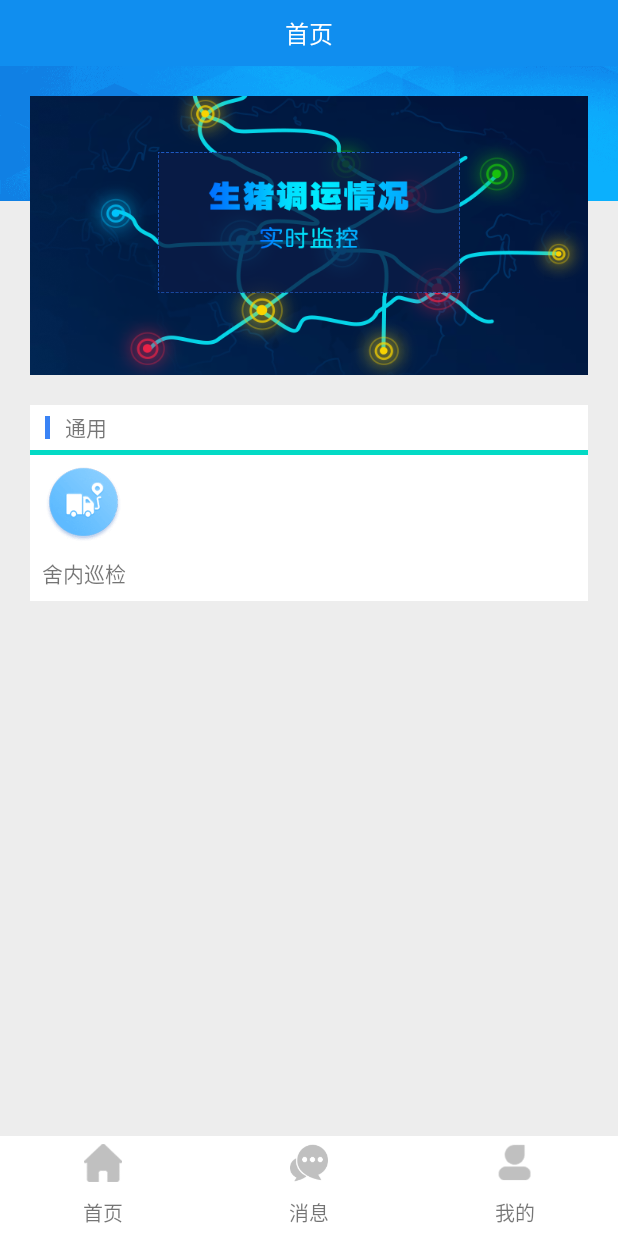
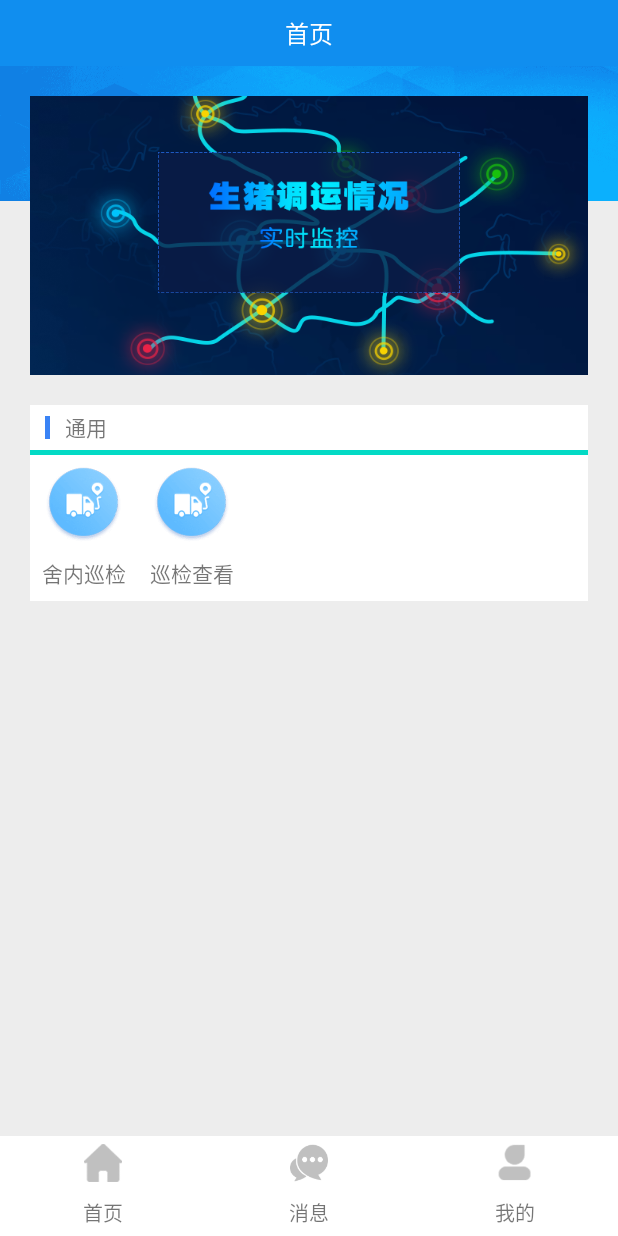
Before and after one commit to ligenju/sealrct, an Android app: the screen it shows after launch (TestActivity), after a tap on "舍内巡检", on a phone screen of 412 x 824 dp. Run offline under Robolectric (Android 15) with nearby library versions, the light colour scheme and no system bars; libraries missing offline, so code that uses them is left out: cn.rongcloud.rtc, io.rong.calllib, io.rong.imlib; 3 statements that could not run were skipped.

Commit message:
会议页面 共享屏幕服务适配

```diff
--- a/app/build.gradle
+++ b/app/build.gradle
@@ -1,13 +1,13 @@
 apply plugin: 'com.android.application'
 
 android {
-    compileSdkVersion 28
+    compileSdkVersion 30
     buildToolsVersion "30.0.1"
 
     defaultConfig {
         applicationId "com.xiangchuang.sealrtc"
         minSdkVersion 19
-        targetSdkVersion 28
+        targetSdkVersion 30
         versionCode 1
         versionName "1.0"
 
--- a/app/src/main/AndroidManifest.xml
+++ b/app/src/main/AndroidManifest.xml
@@ -25,7 +25,7 @@
     <application
         android:name=".App"
         android:allowBackup="false"
-        android:icon="@mipmap/ic_launcher"
+        android:icon="@mipmap/ic_launcher_yzc"
         android:label="@string/app_name"
         android:networkSecurityConfig="@xml/network_security_config"
         android:roundIcon="@mipmap/ic_launcher_round"
--- a/app/src/main/java/com/xiangchuang/sealrtc/TestActivity.java
+++ b/app/src/main/java/com/xiangchuang/sealrtc/TestActivity.java
@@ -1,33 +1,62 @@
 package com.xiangchuang.sealrtc;
 
+import android.Manifest;
 import android.content.Intent;
+import android.content.pm.PackageManager;
 import android.os.Build;
 import android.os.Bundle;
 import android.view.View;
-import android.widget.ImageView;
-import android.widget.LinearLayout;
 import android.widget.Toast;
 
+import androidx.annotation.NonNull;
 import androidx.annotation.Nullable;
 import androidx.annotation.RequiresApi;
 import androidx.appcompat.app.AppCompatActivity;
+import androidx.core.app.ActivityCompat;
+import androidx.core.content.ContextCompat;
 
 import com.my.mylibrary.RongRTC;
 import com.my.mylibrary.utils.UserUtils;
 
+import java.lang.reflect.Type;
+import java.util.ArrayList;
+import java.util.List;
+
 
 public class TestActivity extends AppCompatActivity {
-
+    List<String> unGrantedPermissions;
+    private static final String[] MANDATORY_PERMISSIONS = {
+            "android.permission.MODIFY_AUDIO_SETTINGS",
+            "android.permission.RECORD_AUDIO",
+            "android.permission.INTERNET",
+            "android.permission.CAMERA",
+            "android.permission.READ_PHONE_STATE",
+            Manifest.permission.WRITE_EXTERNAL_STORAGE,
+            Manifest.permission.READ_EXTERNAL_STORAGE,
+            "android.permission.BLUETOOTH_ADMIN",
+            "android.permission.BLUETOOTH"
+    };
+    private int type = 0;
 
     @Override
     protected void onCreate(Bundle savedInstanceState) {
         super.onCreate(savedInstanceState);
         setContentView(R.layout.activity_test);
+
         findViewById(R.id.lin_ok).setOnClickListener(new View.OnClickListener() {
             @RequiresApi(api = Build.VERSION_CODES.LOLLIPOP)
             @Override
             public void onClick(View v) {
-                RongRTC.newInstance().getMediaProjectionService(TestActivity.this);
+                type = 1;
+                checkPermissions();
+            }
+        });
+        findViewById(R.id.lin_add).setOnClickListener(new View.OnClickListener() {
+            @RequiresApi(api = Build.VERSION_CODES.LOLLIPOP)
+            @Override
+            public void onClick(View v) {
+                type = 0;
+                checkPermissions();
             }
         });
         RongRTC.newInstance().setOnRongYunConnectionMonitoring(new RongRTC.OnRongYunConnectionMonitoring() {
@@ -41,8 +70,6 @@ public class TestActivity extends AppCompatActivity {
                 Toast.makeText(TestActivity.this, err, Toast.LENGTH_SHORT).show();
             }
         });
-
-
 
 
 //        findViewById(R.id.tv_start).setOnClickListener(new View.OnClickListener() {
@@ -75,6 +102,44 @@ public class TestActivity extends AppCompatActivity {
 //        });
     }
 
+    @RequiresApi(api = Build.VERSION_CODES.LOLLIPOP)
+    private void checkPermissions() {
+        unGrantedPermissions = new ArrayList();
+        for (String permission : MANDATORY_PERMISSIONS) {
+            if (ContextCompat.checkSelfPermission(this, permission)
+                    != PackageManager.PERMISSION_GRANTED) {
+                unGrantedPermissions.add(permission);
+            }
+        }
+        if (unGrantedPermissions.size() == 0) { // 已经获得了所有权限，开始加入聊天室
+            if (type == 1)
+                RongRTC.newInstance().getMediaProjectionService(TestActivity.this);
+            else
+                RongRTC.newInstance().start(TestActivity.this, null, "RVHMoPiaLKvNUA+voneA9FjcrJI7YoQZnUY8m94JVxc=@aqq0.cn.rongnav.com;aqq0.cn.rongcfg.com", UserUtils.ROOMID, "查看者", false);
+        } else { // 部分权限未获得，重新请求获取权限
+            String[] array = new String[unGrantedPermissions.size()];
+            ActivityCompat.requestPermissions(this, unGrantedPermissions.toArray(array), 0);
+        }
+    }
+
+    @RequiresApi(api = Build.VERSION_CODES.LOLLIPOP)
+    @Override
+    public void onRequestPermissionsResult(int requestCode, @NonNull String[] permissions, @NonNull int[] grantResults) {
+        unGrantedPermissions.clear();
+        for (int i = 0; i < permissions.length; i++) {
+            if (grantResults[i] == PackageManager.PERMISSION_DENIED)
+                unGrantedPermissions.add(permissions[i]);
+        }
+        for (String permission : unGrantedPermissions) {
+            if (!ActivityCompat.shouldShowRequestPermissionRationale(this, permission)) {
+                Toast.makeText(this, getString(R.string.PermissionStr) + permission + getString(R.string.plsopenit), Toast.LENGTH_SHORT).show();
+            } else ActivityCompat.requestPermissions(this, new String[]{permission}, 0);
+        }
+        if (unGrantedPermissions.size() == 0) {
+            RongRTC.newInstance().getMediaProjectionService(TestActivity.this);
+        }
+    }
+
     @Override
     protected void onActivityResult(int requestCode, int resultCode, @Nullable Intent data) {
         super.onActivityResult(requestCode, resultCode, data);
--- a/app/src/main/res/layout/activity_test.xml
+++ b/app/src/main/res/layout/activity_test.xml
@@ -66,6 +66,11 @@
             android:background="@color/colorAccent" />
 
         <LinearLayout
+            android:layout_width="match_parent"
+            android:layout_height="wrap_content"
+            android:orientation="horizontal">
+
+            <LinearLayout
                 android:id="@+id/lin_ok"
                 android:layout_width="wrap_content"
                 android:layout_height="wrap_content"
@@ -85,6 +90,27 @@
                     android:layout_marginTop="10dp"
                     android:text="舍内巡检" />
             </LinearLayout>
+            <LinearLayout
+                android:id="@+id/lin_add"
+                android:layout_width="wrap_content"
+                android:layout_height="wrap_content"
+                android:layout_margin="8dp"
+                android:gravity="center"
+                android:orientation="vertical">
+
+                <ImageView
+                    android:layout_width="50dp"
+                    android:layout_height="50dp"
+                    android:src="@mipmap/yunshujiankong" />
+
+                <TextView
+                    android:layout_width="wrap_content"
+                    android:layout_height="wrap_content"
+                    android:layout_marginTop="10dp"
+                    android:text="巡检查看" />
+            </LinearLayout>
+        </LinearLayout>
+
 
     </LinearLayout>
 
--- a/app/src/main/res/values/strings.xml
+++ b/app/src/main/res/values/strings.xml
@@ -1,4 +1,4 @@
 <resources>
-    <string name="app_name">Sealrtc</string>
+    <string name="app_name">调运申请</string>
 
 </resources>
--- a/mylibrary/src/main/AndroidManifest.xml
+++ b/mylibrary/src/main/AndroidManifest.xml
@@ -33,6 +33,10 @@
             android:configChanges="keyboardHidden|orientation|screenSize"
             android:launchMode="singleTop"
             android:resizeableActivity="true" />
+        <service
+            android:name="com.my.mylibrary.screen_cast.ScreenCastService"
+            android:enabled="true"
+            android:foregroundServiceType="mediaProjection" />
     </application>
 
 </manifest>
--- a/mylibrary/src/main/java/com/my/mylibrary/RongRTC.java
+++ b/mylibrary/src/main/java/com/my/mylibrary/RongRTC.java
@@ -3,13 +3,16 @@ package com.my.mylibrary;
 import android.app.Activity;
 import android.bluetooth.BluetoothDevice;
 import android.bluetooth.BluetoothHeadset;
+import android.content.ComponentName;
 import android.content.Context;
 import android.content.Intent;
 import android.content.IntentFilter;
+import android.content.ServiceConnection;
 import android.media.AudioManager;
 import android.media.MediaRecorder;
 import android.media.projection.MediaProjectionManager;
 import android.os.Build;
+import android.os.IBinder;
 import android.text.TextUtils;
 import android.util.Log;
 import android.widget.Toast;
@@ -24,6 +27,7 @@ import com.my.mylibrary.dialog.PromptDialog;
 import com.my.mylibrary.message.RoomInfoMessage;
 import com.my.mylibrary.message.RoomKickOffMessage;
 import com.my.mylibrary.screen_cast.RongRTCScreenCastHelper;
+import com.my.mylibrary.screen_cast.ScreenCastService;
 import com.my.mylibrary.utils.BluetoothUtil;
 import com.my.mylibrary.utils.CustomizedEncryptionUtil;
 import com.my.mylibrary.utils.HeadsetPlugReceiver;
@@ -70,6 +74,8 @@ import cn.rongcloud.rtc.utils.FinLog;
 import io.rong.calllib.RongCallClient;
 import io.rong.imlib.RongIMClient;
 import io.rong.imlib.model.MessageContent;
+
+import static android.content.Context.BIND_AUTO_CREATE;
 
 
 /**
@@ -303,7 +309,9 @@ public class RongRTC {
         if (defaultAudioStream != null) {
             defaultAudioStream.setAudioDataListener(null);
         }
-
+        if (serviceConnection != null) {
+            UserUtils.activity.unbindService(serviceConnection);
+        }
         RCRTCCameraOutputStream defaultVideoStream = RCRTCEngine.getInstance().getDefaultVideoStream();
         if (defaultVideoStream != null) {
             defaultVideoStream.setVideoFrameListener(null);
@@ -725,6 +733,7 @@ public class RongRTC {
         }
     }
 
+    private ServiceConnection serviceConnection;
 
     @RequiresApi(api = Build.VERSION_CODES.LOLLIPOP)
     private void publishResource() {
@@ -749,21 +758,38 @@ public class RongRTC {
                 localUser.publishStreams(localAvStreams, new IRCRTCResultCallback() {
                     @Override
                     public void onSuccess() {
-                        FinLog.v(TAG, "publish success()");
                         RCRTCVideoStreamConfig.Builder videoConfigBuilder = RCRTCVideoStreamConfig.Builder.create();
                         videoConfigBuilder.setVideoResolution(RCRTCParamsType.RCRTCVideoResolution.RESOLUTION_720_1280);
                         videoConfigBuilder.setVideoFps(RCRTCParamsType.RCRTCVideoFps.Fps_10);
                         screenOutputStream = RCRTCEngine.getInstance()
                                 .createVideoStream(RongRTCScreenCastHelper.VIDEO_TAG, videoConfigBuilder.build());
-                        screenCastHelper = new RongRTCScreenCastHelper();
-                        screenCastHelper.init(UserUtils.activity, screenOutputStream, data, 720, 1280);
                         RCRTCVideoView videoView = new RCRTCVideoView(UserUtils.activity);
                         screenOutputStream.setVideoView(videoView);
-                        screenCastHelper.start();
+                        screenCastHelper = new RongRTCScreenCastHelper();
+                        if (Build.VERSION.SDK_INT > 28) { // 如果 SDK 版本大于28，需要启动一个前台service来录屏
+                            Intent service = new Intent(UserUtils.activity, ScreenCastService.class);
+                            serviceConnection = new ServiceConnection() {
+                                @Override
+                                public void onServiceConnected(ComponentName componentName, IBinder iBinder) {
+                                    screenCastHelper.init(UserUtils.activity.getApplicationContext(), screenOutputStream, data, 720, 1280);
+                                    screenCastHelper.start();
+                                }
+
+                                @Override
+                                public void onServiceDisconnected(ComponentName componentName) {
+
+                                }
+                            };
+                            UserUtils.activity.bindService(service, serviceConnection, BIND_AUTO_CREATE);
+                        } else {
+                            screenCastHelper.init(UserUtils.activity.getApplicationContext(), screenOutputStream, data, 720, 1280);
+                            screenCastHelper.start();
+                        }
+
                         localUser.publishStream(screenOutputStream, new IRCRTCResultCallback() {
                             @Override
                             public void onSuccess() {
-                                Log.d(TAG, "onSuccess: 发布共享屏幕成功");
+
                             }
 
                             @Override
--- a/mylibrary/src/main/java/com/my/mylibrary/screen_cast/RongRTCScreenCastHelper.java
+++ b/mylibrary/src/main/java/com/my/mylibrary/screen_cast/RongRTCScreenCastHelper.java
@@ -26,7 +26,8 @@ import cn.rongcloud.rtc.api.stream.RCRTCVideoOutputStream;
 
 public class RongRTCScreenCastHelper {
     private static final String TAG = "RongRTCScreenSender";
-    public static final String VIDEO_TAG = "RongRTCScreenShare";
+//    public static final String VIDEO_TAG = "RongRTCScreenShare";
+    public static final String VIDEO_TAG = "XCRTCScreenShare";
 
     private static final int DISPLAY_FLAGS =
             DisplayManager.VIRTUAL_DISPLAY_FLAG_PUBLIC
@@ -62,7 +63,7 @@ public class RongRTCScreenCastHelper {
                     .getMediaProjection(Activity.RESULT_OK, this.mMediaProjectionData);
         } catch (Exception e) {
             e.printStackTrace();
-            Toast.makeText(UserUtils.activity, "服务适配有问题" + e.toString(), Toast.LENGTH_SHORT).show();
+//            Toast.makeText(UserUtils.activity, "适配前台服务有问题==" + e.toString(), Toast.LENGTH_SHORT).show();
             return;
         }
         this.mVirtualDisplay = createVirtualDisplay(width, height);
```
Also changed, not shown: mylibrary/src/main/java/com/my/mylibrary/screen_cast/ScreenCastService.java (added, +61 -0 lines), app/src/main/res/mipmap-hdpi/ic_launcher_yzc.png (added). Lines whose indentation alone changed are shown as unchanged.
